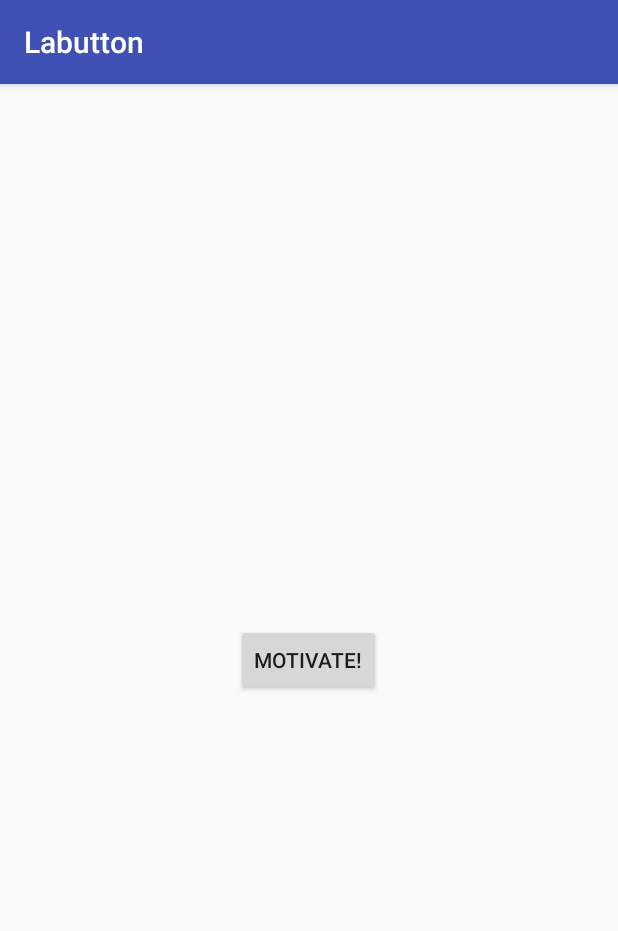
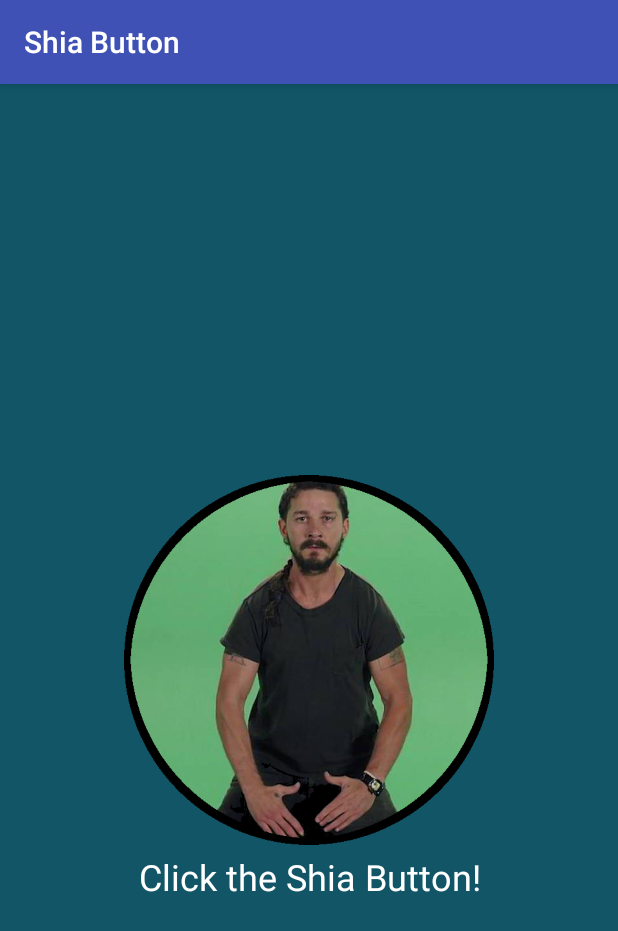
Before and after one commit to amhokies/Labutton, an Android app: the screen it shows after launch (MainActivity), on a phone screen of 412 x 824 dp. Shown: the top 931 px of the screen. Run offline under Robolectric (Android 15) with nearby library versions, the phone set to English and light mode, and no system bars.

Commit message:
Changed app name to "Shia Button", new image, help text now added when the app is first started, but goes away once the button is pressed.

```diff
--- a/app/build.gradle
+++ b/app/build.gradle
@@ -23,4 +23,5 @@ dependencies {
     compile fileTree(dir: 'libs', include: ['*.jar'])
     testCompile 'junit:junit:4.12'
     compile 'com.android.support:appcompat-v7:23.1.1'
+    compile 'com.github.markushi:circlebutton:1.1'
 }
--- a/app/src/main/java/edu/vt/amm28053/labutton/MainActivity.java
+++ b/app/src/main/java/edu/vt/amm28053/labutton/MainActivity.java
@@ -4,8 +4,10 @@ import android.media.AudioManager;
 import android.media.MediaPlayer;
 import android.support.v7.app.AppCompatActivity;
 import android.os.Bundle;
+import android.util.Log;
 import android.view.View;
-import android.widget.Button;
+import android.widget.ImageButton;
+import android.widget.TextView;
 
 import java.util.Random;
 
@@ -19,18 +21,19 @@ public class MainActivity extends AppCompatActivity {
             R.raw.dreamscometrue, R.raw.givingup, R.raw.impossible, R.raw.success, R.raw.yesterday,
             R.raw.yesyoucan };
 
-    private Button labutton;
-
     @Override
     protected void onCreate(Bundle savedInstanceState) {
         super.onCreate(savedInstanceState);
         setContentView(R.layout.activity_main);
 
-        labutton = (Button)findViewById(R.id.labutton);
+        ImageButton labutton = (ImageButton)findViewById(R.id.labutton);
+        final TextView helpText = (TextView)findViewById(R.id.help_text);
 
         labutton.setOnClickListener(new View.OnClickListener() {
             @Override
             public void onClick(View v) {
+                helpText.setVisibility(View.GONE);
+
                 MediaPlayer mPlayer = MediaPlayer.create(MainActivity.this, getRandomAudioFile());
                 mPlayer.setAudioStreamType(AudioManager.STREAM_MUSIC);
                 mPlayer.start();
@@ -43,6 +46,12 @@ public class MainActivity extends AppCompatActivity {
      * @return the resource id of the audio file chosen
      */
     private int getRandomAudioFile() {
-        return AUDIO_FILES[new Random().nextInt(AUDIO_FILES.length)];
+        int audioFileIndex = new Random().nextInt(AUDIO_FILES.length);
+
+        // Debugging output
+        Log.d("Labutton", "Randomly chosing file " + AUDIO_FILES[audioFileIndex] +
+                " at index " + audioFileIndex);
+
+        return AUDIO_FILES[audioFileIndex];
     }
 }
--- /dev/null
+++ b/app/src/main/res/drawable/shia_button.xml
@@ -0,0 +1,8 @@
+<?xml version="1.0" encoding="utf-8"?>
+<selector xmlns:android="http://schemas.android.com/apk/res/android">
+    <item android:state_focused="true" android:state_pressed="true"
+        android:drawable="@drawable/shia_pressed" />
+    <item android:state_focused="false" android:state_pressed="true"
+        android:drawable="@drawable/shia_pressed" />
+    <item android:drawable="@drawable/shia" />
+</selector>
--- a/app/src/main/res/layout/activity_main.xml
+++ b/app/src/main/res/layout/activity_main.xml
@@ -7,12 +7,24 @@
     android:paddingLeft="@dimen/activity_horizontal_margin"
     android:paddingRight="@dimen/activity_horizontal_margin"
     android:paddingTop="@dimen/activity_vertical_margin"
+    android:background="#156"
     tools:context="edu.vt.amm28053.labutton.MainActivity">
 
-    <Button
+    <ImageButton
+        android:background="@drawable/shia_button"
         android:id="@+id/labutton"
-        android:layout_width="wrap_content"
+        android:layout_width="256dp"
+        android:layout_height="256dp"
+        android:layout_centerInParent="true" />
+
+    <TextView
+        android:id="@+id/help_text"
+        android:layout_width="match_parent"
         android:layout_height="wrap_content"
-        android:layout_centerInParent="true"
-        android:text="Motivate!" />
+        android:layout_below="@id/labutton"
+        android:gravity="center"
+        android:textColor="@android:color/white"
+        android:textSize="24sp"
+        android:text="Click the Shia Button!"/>
+
 </RelativeLayout>
--- a/app/src/main/res/values/strings.xml
+++ b/app/src/main/res/values/strings.xml
@@ -1,3 +1,3 @@
 <resources>
-    <string name="app_name">Labutton</string>
+    <string name="app_name">Shia Button</string>
 </resources>
--- a/build.gradle
+++ b/build.gradle
@@ -3,6 +3,8 @@
 buildscript {
     repositories {
         jcenter()
+        mavenCentral()
+        mavenLocal()
     }
     dependencies {
         classpath 'com.android.tools.build:gradle:1.5.0'
```
Also changed, not shown: app/src/main/res/drawable/shia.png (added), app/src/main/res/drawable/shia_behind.png (added), app/src/main/res/drawable/shia_front.png (added), app/src/main/res/drawable/shia_pressed.png (added).
